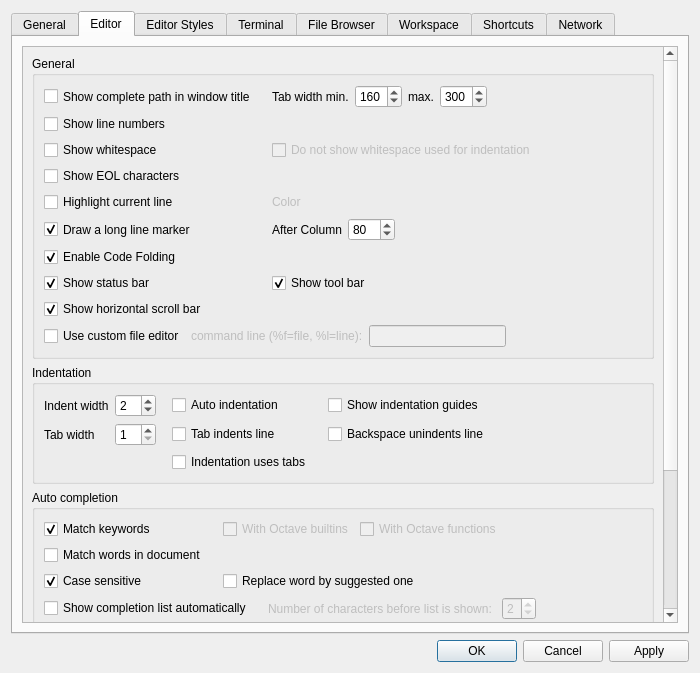
Before: the Qt Designer form libgui/src/settings-dialog.ui in ctaggart/octave, drawn with Qt 5.
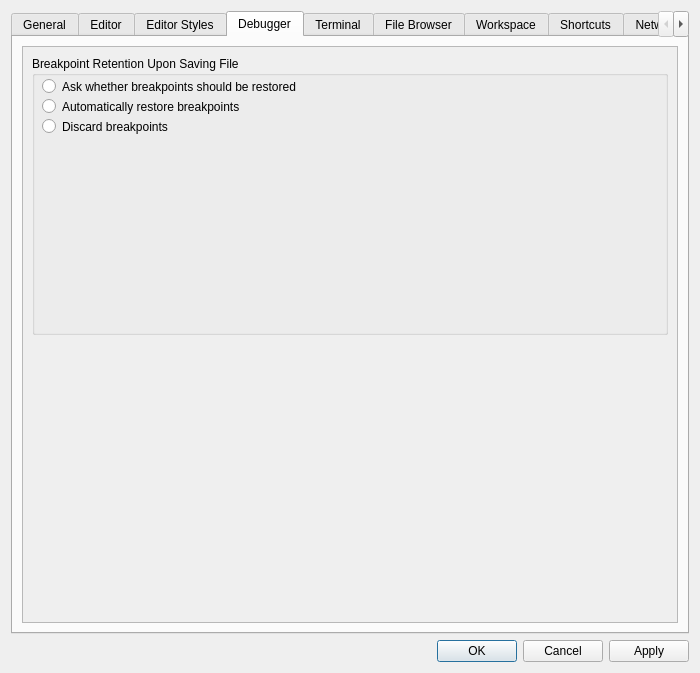
After: the same form once the commit is applied.

Commit message: New marker class for modified file breakpoint and position maintenance.

```diff
--- a/libgui/src/settings-dialog.ui
+++ b/libgui/src/settings-dialog.ui
@@ -32,7 +32,7 @@
       </size>
      </property>
      <property name="currentIndex">
-      <number>1</number>
+      <number>3</number>
      </property>
      <widget class="QWidget" name="tab_general">
       <property name="enabled">
@@ -498,8 +498,8 @@
           <property name="geometry">
            <rect>
             <x>0</x>
-            <y>-237</y>
-            <width>642</width>
+            <y>0</y>
+            <width>586</width>
             <height>813</height>
            </rect>
           </property>
@@ -1499,6 +1499,111 @@
        </item>
       </layout>
      </widget>
+     <widget class="QWidget" name="tab_debugger">
+      <attribute name="title">
+       <string>Debugger</string>
+      </attribute>
+      <layout class="QVBoxLayout" name="verticalLayout_30">
+       <item>
+        <widget class="QScrollArea" name="scrollArea_8">
+         <property name="maximumSize">
+          <size>
+           <width>16777215</width>
+           <height>16777215</height>
+          </size>
+         </property>
+         <property name="widgetResizable">
+          <bool>true</bool>
+         </property>
+         <widget class="QWidget" name="scrollAreaWidgetContents_9">
+          <property name="geometry">
+           <rect>
+            <x>0</x>
+            <y>0</y>
+            <width>658</width>
+            <height>571</height>
+           </rect>
+          </property>
+          <layout class="QVBoxLayout" name="verticalLayout_28">
+           <item>
+            <layout class="QVBoxLayout" name="verticalLayout_13">
+             <item>
+              <layout class="QGridLayout" name="gridLayout_15">
+               <item row="4" column="0">
+                <widget class="QGroupBox" name="groupBox_6">
+                 <property name="sizePolicy">
+                  <sizepolicy hsizetype="Expanding" vsizetype="Expanding">
+                   <horstretch>0</horstretch>
+                   <verstretch>0</verstretch>
+                  </sizepolicy>
+                 </property>
+                 <property name="title">
+                  <string>Breakpoint Retention Upon Saving File</string>
+                 </property>
+                 <widget class="QRadioButton" name="debugger_filesave_ask">
+                  <property name="geometry">
+                   <rect>
+                    <x>10</x>
+                    <y>20</y>
+                    <width>273</width>
+                    <height>21</height>
+                   </rect>
+                  </property>
+                  <property name="text">
+                   <string>Ask whether breakpoints should be restored</string>
+                  </property>
+                 </widget>
+                 <widget class="QRadioButton" name="debugger_filesave_restore">
+                  <property name="geometry">
+                   <rect>
+                    <x>10</x>
+                    <y>40</y>
+                    <width>231</width>
+                    <height>21</height>
+                   </rect>
+                  </property>
+                  <property name="text">
+                   <string>Automatically restore breakpoints</string>
+                  </property>
+                 </widget>
+                 <widget class="QRadioButton" name="debugger_filesave_discard">
+                  <property name="geometry">
+                   <rect>
+                    <x>10</x>
+                    <y>60</y>
+                    <width>231</width>
+                    <height>21</height>
+                   </rect>
+                  </property>
+                  <property name="text">
+                   <string>Discard breakpoints</string>
+                  </property>
+                 </widget>
+                </widget>
+               </item>
+              </layout>
+             </item>
+            </layout>
+           </item>
+           <item>
+            <spacer name="verticalSpacer_7">
+             <property name="orientation">
+              <enum>Qt::Vertical</enum>
+             </property>
+             <property name="sizeHint" stdset="0">
+              <size>
+               <width>20</width>
+               <height>40</height>
+              </size>
+             </property>
+            </spacer>
+           </item>
+          </layout>
+         </widget>
+        </widget>
+       </item>
+      </layout>
+     </widget>
      <widget class="QWidget" name="tab_terminal">
       <attribute name="title">
        <string>Terminal</string>
```
Left out of the diff: 24 changed lines with no effect on the pictures. The commit also changes 4 other files.
